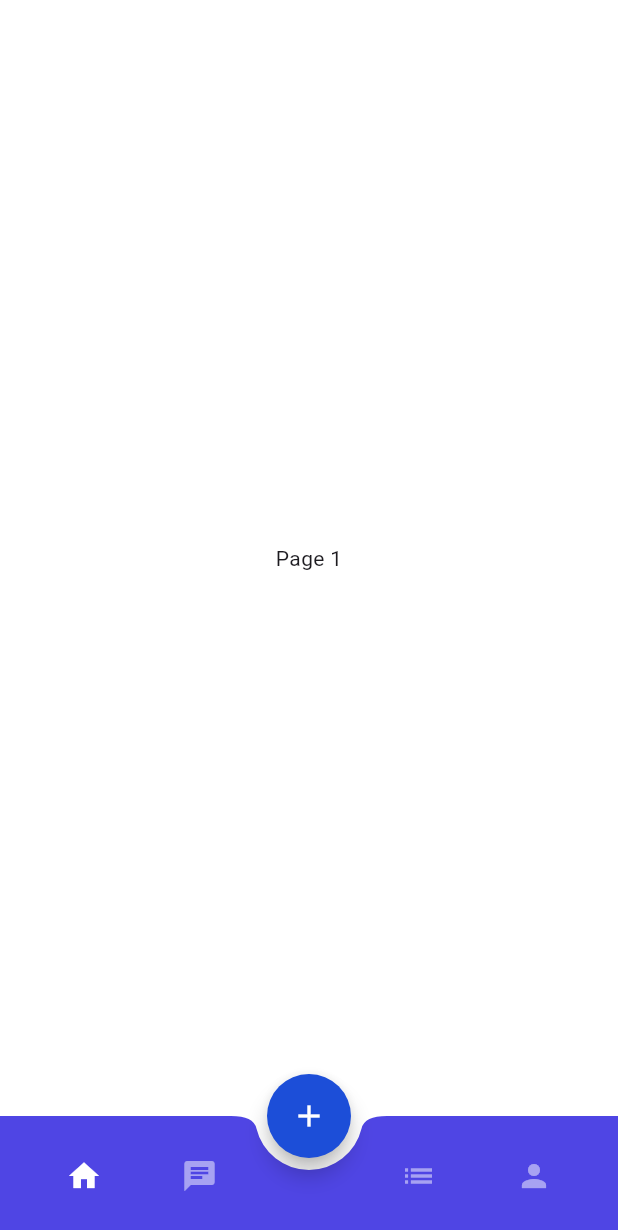
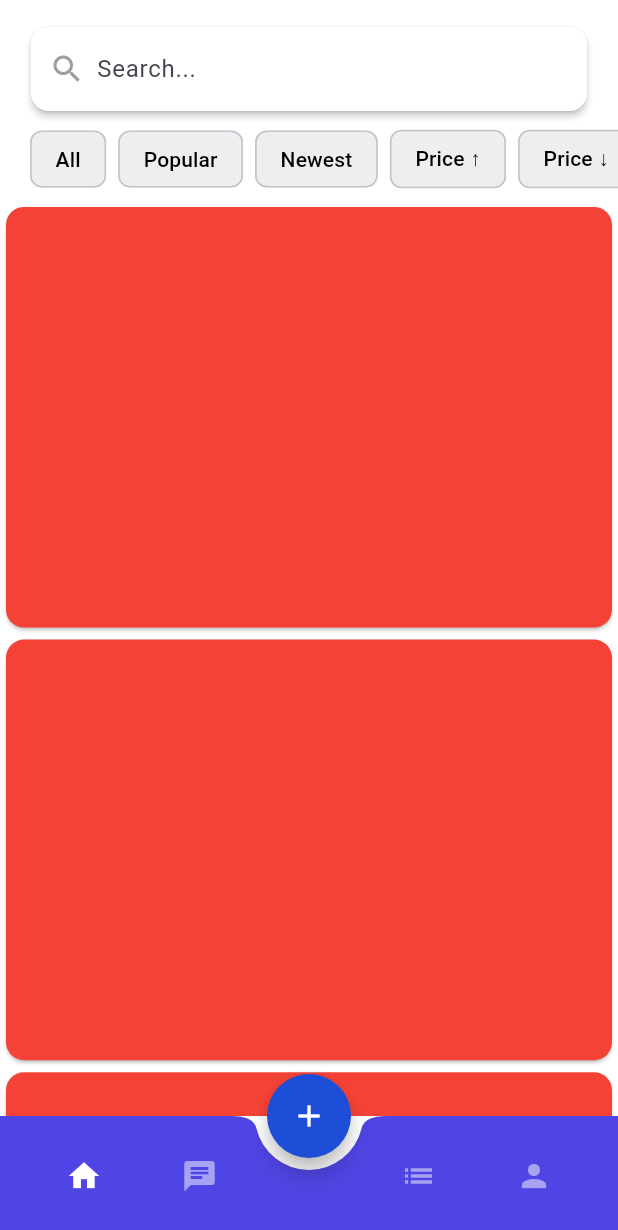
Before and after one commit to G1-raj/tijara-mobile, a Flutter app: the screen it shows after launch, on a phone screen of 412 x 824 dp. Shown: the top 1230 px of the screen. Run offline on Flutter 3.47's test engine with Material 3 defaults, Android fonts, the phone set to English and light mode, and no system bars; our stand-ins replace get, image_picker.

Commit message:
some minor changes on home page

```diff
--- a/tijara/lib/views/home/home_view.dart
+++ b/tijara/lib/views/home/home_view.dart
@@ -1,6 +1,7 @@
 import 'package:flutter/material.dart';
 import 'package:tijara/constants.dart';
 import 'package:tijara/views/chat_list/chat_list_view.dart';
+import 'package:tijara/views/main_page/main_page_view.dart';
 import 'package:tijara/views/profile/profile_view.dart';
 import 'package:tijara/views/user_listing/user_listings.dart';
 
@@ -15,7 +16,7 @@ class _HomeViewState extends State<HomeView> {
   int currIndex = 0;
 
   final List<Widget> pages = [
-    Center(child: Text("Page 1")),
+    MainPageView(),
     ChatListView(),
     UserListings(),
     ProfileView(),
--- /dev/null
+++ b/tijara/lib/views/main_page/main_page_view.dart
@@ -0,0 +1,81 @@
+import 'package:flutter/material.dart';
+import 'package:tijara/constants.dart';
+import 'package:tijara/widgets/product_overview_card/product_overview_card.dart';
+import 'package:tijara/widgets/search_bar_widget/search_bar_widget.dart';
+
+class MainPageView extends StatelessWidget {
+  const MainPageView({super.key});
+
+  @override
+  Widget build(BuildContext context) {
+    return Scaffold(
+      backgroundColor: whiteColor,
+      body: SafeArea(
+        child: Center(
+          child: Column(
+            children: [
+              const SizedBox(height: 18),
+              SizedBox(
+                width: MediaQuery.of(context).size.width * 0.9,
+                child: SearchBarWidget(controller: TextEditingController()),
+              ),
+
+              const SizedBox(height: 12),
+
+              // 🔽 Filter Section Added Here
+              SizedBox(
+                height: 40,
+                child: ListView(
+                  scrollDirection: Axis.horizontal,
+                  padding: const EdgeInsets.symmetric(horizontal: 16),
+                  children: [
+                    FilterChipWidget(label: "All"),
+                    FilterChipWidget(label: "Popular"),
+                    FilterChipWidget(label: "Newest"),
+                    FilterChipWidget(label: "Price ↑"),
+                    FilterChipWidget(label: "Price ↓"),
+                  ],
+                ),
+              ),
+
+              const SizedBox(height: 8),
+
+              // 🔽 Product List Section
+              Expanded(
+                child: ListView.builder(
+                  itemCount: 5,
+                  itemBuilder: (context, index) {
+                    return ProductOverviewCard();
+                  },
+                ),
+              )
+            ],
+          ),
+        ),
+      ),
+    );
+  }
+}
+
+// 🔽 Reusable FilterChip Widget
+class FilterChipWidget extends StatelessWidget {
+  final String label;
+  const FilterChipWidget({super.key, required this.label});
+
+  @override
+  Widget build(BuildContext context) {
+    return Padding(
+      padding: const EdgeInsets.symmetric(horizontal: 4.0),
+      child: ChoiceChip(
+        label: Text(label),
+        selected: false, // You can make this stateful if needed
+        onSelected: (val) {
+          // TODO: Apply filter logic
+        },
+        selectedColor: blueColor.withOpacity(0.2),
+        backgroundColor: Colors.grey.shade200,
+        labelStyle: TextStyle(color: Colors.black),
+      ),
+    );
+  }
+}
--- /dev/null
+++ b/tijara/lib/widgets/product_overview_card/product_overview_card.dart
@@ -0,0 +1,16 @@
+import 'package:flutter/material.dart';
+
+class ProductOverviewCard extends StatelessWidget {
+  const ProductOverviewCard({super.key});
+
+  @override
+  Widget build(BuildContext context) {
+    return SizedBox(
+      width: double.infinity,
+      height: MediaQuery.of(context).size.height * 0.35,
+      child: Card(
+        color: Colors.red,
+      ),
+    );
+  }
+}
```
